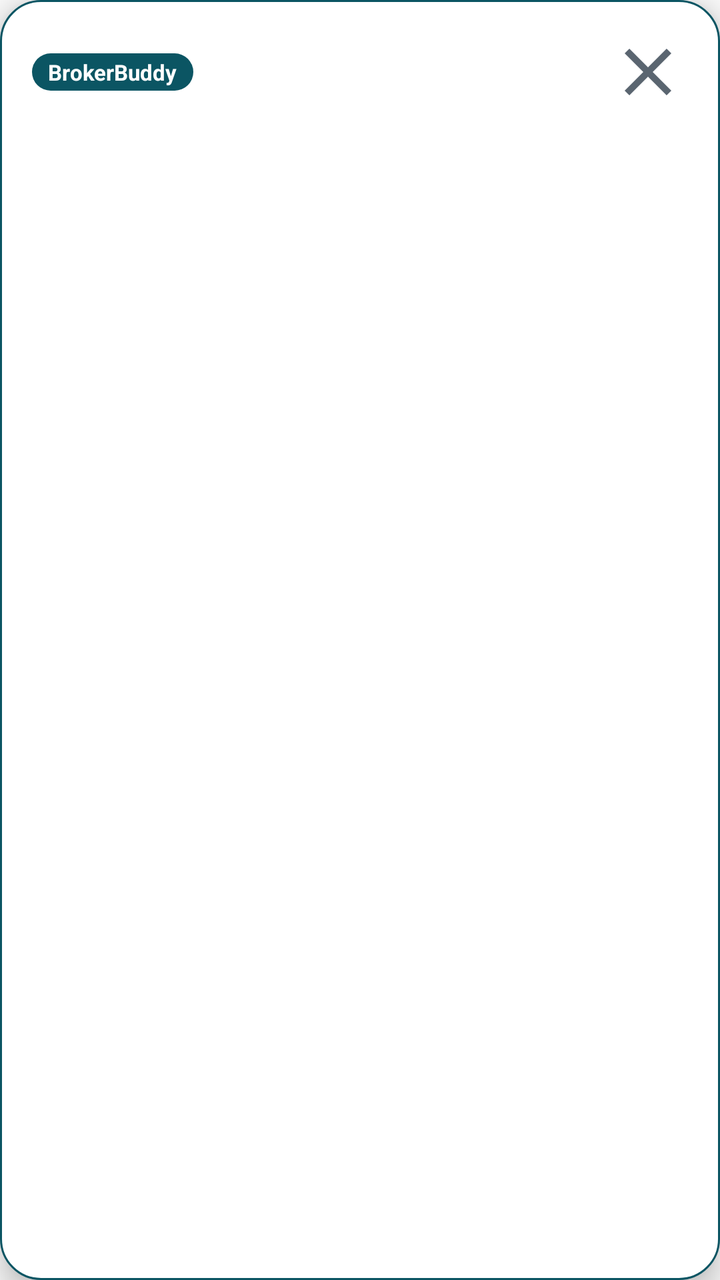
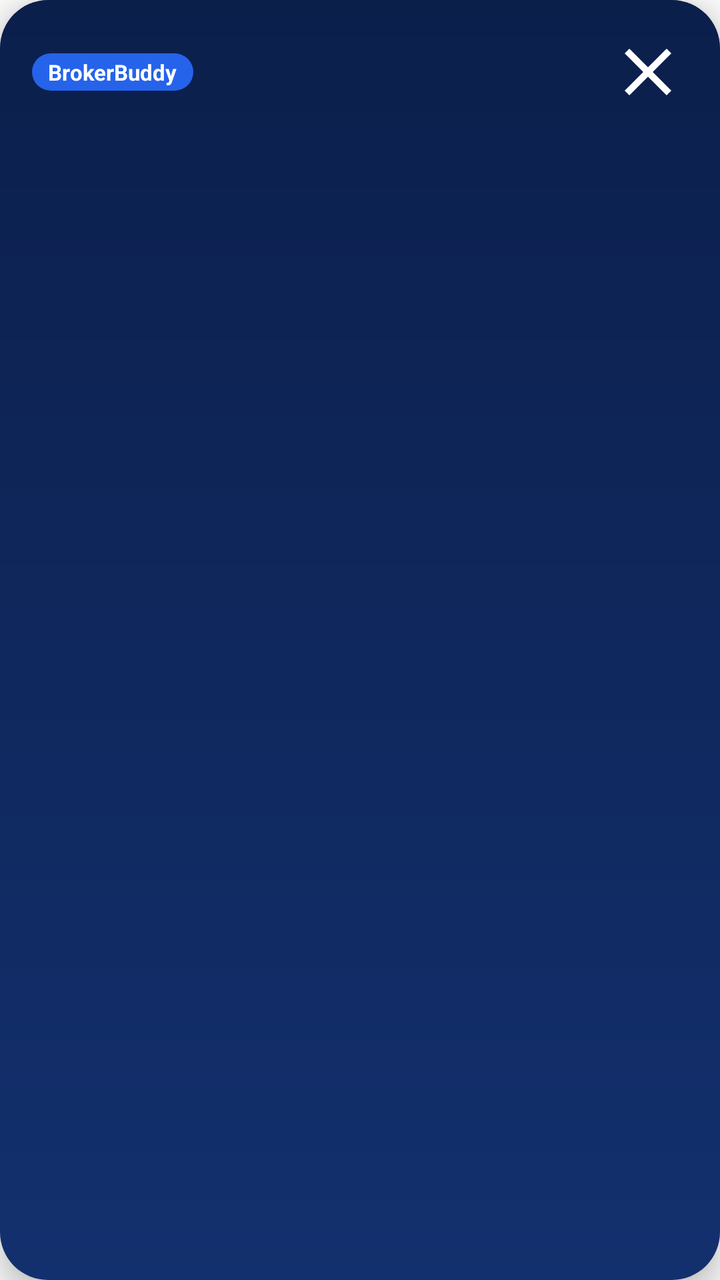

Screens rendered from an Android XML layout before and after an edit, with the pre-edit source and the edit as a unified diff.
<!-- AndroidManifest.xml: application theme Theme.BrokerBuddy -->
<!-- res/layout/caller_overlay.xml -->
<?xml version="1.0" encoding="utf-8"?>
<LinearLayout xmlns:android="http://schemas.android.com/apk/res/android"
    android:layout_width="match_parent"
    android:layout_height="wrap_content"
    android:layout_marginStart="12dp"
    android:layout_marginEnd="12dp"
    android:background="@drawable/caller_card_bg"
    android:elevation="8dp"
    android:orientation="vertical"
    android:padding="16dp">

    <LinearLayout
        android:id="@+id/caller_drag_handle"
        android:layout_width="match_parent"
        android:layout_height="wrap_content"
        android:gravity="center_vertical"
        android:orientation="horizontal">

        <TextView
            android:layout_width="wrap_content"
            android:layout_height="wrap_content"
            android:layout_marginEnd="8dp"
            android:background="@drawable/caller_badge_bg"
            android:paddingStart="8dp"
            android:paddingTop="2dp"
            android:paddingEnd="8dp"
            android:paddingBottom="2dp"
            android:text="@string/app_name"
            android:textColor="@color/caller_badge_text"
            android:textSize="11sp"
            android:textStyle="bold" />

        <TextView
            android:id="@+id/caller_title"
            android:layout_width="0dp"
            android:layout_height="wrap_content"
            android:layout_weight="1"
            android:ellipsize="end"
            android:maxLines="1"
            android:textColor="@color/caller_text"
            android:textSize="20sp"
            android:textStyle="bold" />

        <ImageButton
            android:id="@+id/caller_close"
            android:layout_width="40dp"
            android:layout_height="40dp"
            android:background="?android:attr/selectableItemBackgroundBorderless"
            android:contentDescription="@string/close"
            android:src="@drawable/ic_close" />
    </LinearLayout>

    <TextView
        android:id="@+id/caller_subtitle"
        android:layout_width="match_parent"
        android:layout_height="wrap_content"
        android:textColor="@color/caller_text_secondary"
        android:textSize="13sp" />

    <TextView
        android:id="@+id/caller_lines"
        android:layout_width="match_parent"
        android:layout_height="wrap_content"
        android:layout_marginTop="8dp"
        android:lineSpacingExtra="3dp"
        android:maxLines="8"
        android:textColor="@color/caller_text"
        android:textSize="14sp" />

    <LinearLayout
        android:layout_width="match_parent"
        android:layout_height="wrap_content"
        android:layout_marginTop="8dp"
        android:gravity="end"
        android:orientation="horizontal">

        <Button
            android:id="@+id/caller_action_1"
            style="?android:attr/borderlessButtonStyle"
            android:layout_width="wrap_content"
            android:layout_height="wrap_content"
            android:textColor="@color/caller_accent" />

        <Button
            android:id="@+id/caller_action_2"
            style="?android:attr/borderlessButtonStyle"
            android:layout_width="wrap_content"
            android:layout_height="wrap_content"
            android:textColor="@color/caller_accent" />

        <Button
            android:id="@+id/caller_action_3"
            style="?android:attr/borderlessButtonStyle"
            android:layout_width="wrap_content"
            android:layout_height="wrap_content"
            android:textColor="@color/caller_accent" />
    </LinearLayout>
</LinearLayout>
<!-- resources referenced by this layout -->
<resources>
  <color name="caller_accent">#FF0B5563</color>
  <color name="caller_badge_text">#FFFFFFFF</color>
  <color name="caller_text">#FF15202B</color>
  <color name="caller_text_secondary">#FF5A6570</color>
  <!-- drawable caller_badge_bg (drawable) -->
  <?xml version="1.0" encoding="utf-8"?>
  <shape xmlns:android="http://schemas.android.com/apk/res/android" android:shape="rectangle">
      <solid android:color="@color/caller_accent" />
      <corners android:radius="10dp" />
  </shape>
  <!-- drawable caller_card_bg (drawable) -->
  <?xml version="1.0" encoding="utf-8"?>
  <shape xmlns:android="http://schemas.android.com/apk/res/android" android:shape="rectangle">
      <solid android:color="@color/caller_surface" />
      <corners android:radius="20dp" />
      <stroke android:width="1dp" android:color="@color/caller_accent" />
  </shape>
  <!-- drawable ic_close (drawable) -->
  <?xml version="1.0" encoding="utf-8"?>
  <vector xmlns:android="http://schemas.android.com/apk/res/android"
      android:width="24dp" android:height="24dp" android:viewportWidth="24" android:viewportHeight="24">
      <path android:fillColor="@color/caller_text_secondary"
          android:pathData="M19,6.41L17.59,5 12,10.59 6.41,5 5,6.41 10.59,12 5,17.59 6.41,19 12,13.41 17.59,19 19,17.59 13.41,12z" />
  </vector>
  <string name="app_name">BrokerBuddy</string>
  <string name="close">Close</string>
  <style name="Theme.BrokerBuddy" parent="android:Theme.Material.Light.NoActionBar">
          <item name="android:statusBarColor">@android:color/transparent</item>
          <item name="android:navigationBarColor">@android:color/transparent</item>
      </style>
  <color name="caller_surface">#FFFFFFFF</color>
</resources>

<!-- the commit's change to res/layout/caller_overlay.xml (unified diff, before → after) -->
@@ -47,7 +47,8 @@
             android:layout_height="40dp"
             android:background="?android:attr/selectableItemBackgroundBorderless"
             android:contentDescription="@string/close"
-            android:src="@drawable/ic_close" />
+            android:src="@drawable/ic_close"
+            android:tint="@color/caller_text" />
     </LinearLayout>
 
     <TextView
<!-- resource entries referenced after the edit -->
@@ -1,21 +1,20 @@
 <!-- resources referenced by this layout -->
 <resources>
-  <color name="caller_accent">#FF0B5563</color>
+  <color name="caller_accent">#FF60A5FA</color>
   <color name="caller_badge_text">#FFFFFFFF</color>
-  <color name="caller_text">#FF15202B</color>
-  <color name="caller_text_secondary">#FF5A6570</color>
+  <color name="caller_text">#FFFFFFFF</color>
+  <color name="caller_text_secondary">#FFC7D2FE</color>
   <!-- drawable caller_badge_bg (drawable) -->
   <?xml version="1.0" encoding="utf-8"?>
   <shape xmlns:android="http://schemas.android.com/apk/res/android" android:shape="rectangle">
-      <solid android:color="@color/caller_accent" />
+      <solid android:color="#FF2563EB" />
       <corners android:radius="10dp" />
   </shape>
   <!-- drawable caller_card_bg (drawable) -->
   <?xml version="1.0" encoding="utf-8"?>
   <shape xmlns:android="http://schemas.android.com/apk/res/android" android:shape="rectangle">
-      <solid android:color="@color/caller_surface" />
-      <corners android:radius="20dp" />
-      <stroke android:width="1dp" android:color="@color/caller_accent" />
+      <gradient android:angle="270" android:startColor="@color/caller_surface" android:endColor="#FF13306E" />
+      <corners android:radius="24dp" />
   </shape>
   <!-- drawable ic_close (drawable) -->
   <?xml version="1.0" encoding="utf-8"?>
@@ -30,6 +29,6 @@
           <item name="android:statusBarColor">@android:color/transparent</item>
           <item name="android:navigationBarColor">@android:color/transparent</item>
       </style>
-  <color name="caller_surface">#FFFFFFFF</color>
+  <color name="caller_surface">#FF0B1F4B</color>
 </resources>
 
